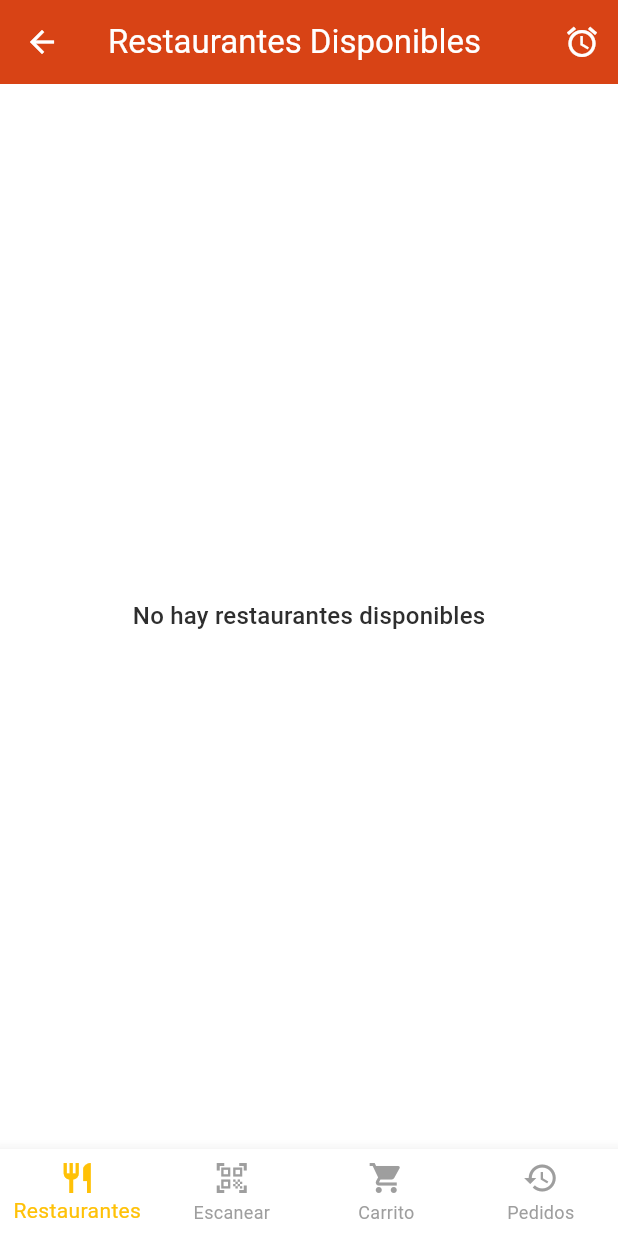
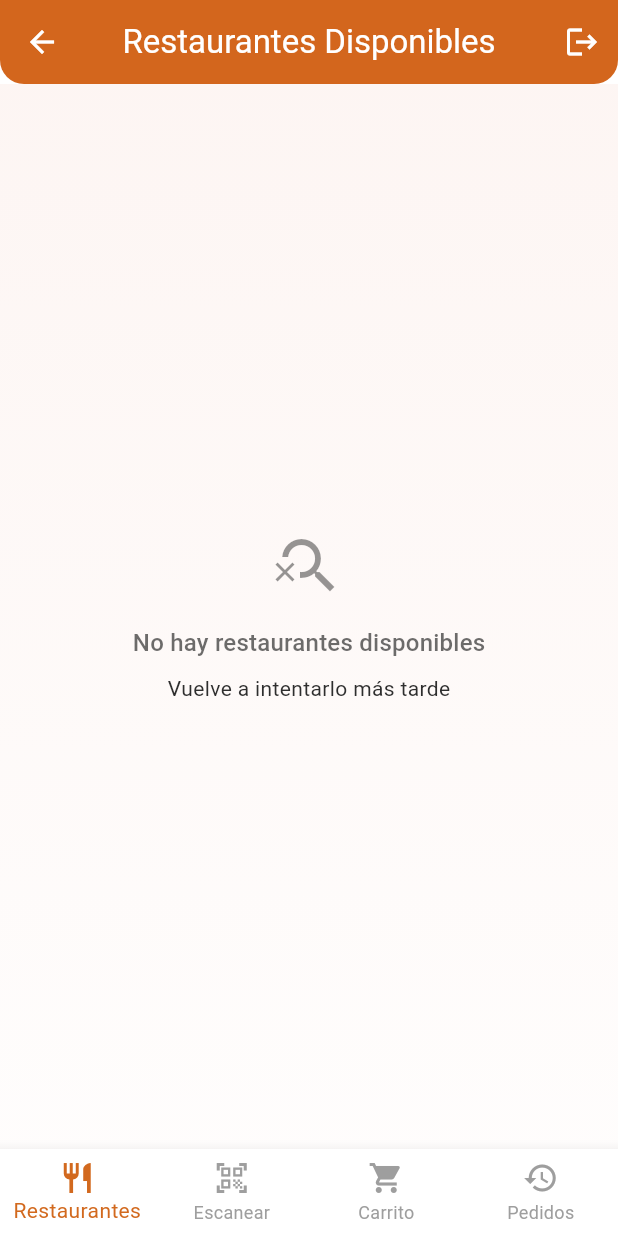
Before and after one commit to ArturoMD7/fast_order, a Flutter app: the RestaurantsScreen screen opened by its route, on a phone screen of 412 x 824 dp. Run offline on Flutter 3.47's test engine with Material 3 defaults, Android fonts, the phone set to English and light mode, and no system bars; our stand-ins replace fl_chart, flutter_dotenv, image_picker, qr_flutter, supabase_flutter; missing offline and left inert: mobile_scanner; accounts and stored records are empty.

Commit message:
mejora de interfaz cliente

```diff
--- a/lib/screens/auth/login_screen.dart
+++ b/lib/screens/auth/login_screen.dart
@@ -174,7 +174,7 @@ class _LoginScreenState extends State<LoginScreen> {
                       height: 100,
                     ),
                     Text(
-                      'Bienvenido a Fast Order',
+                      'Fast Order',
                       style: TextStyle(
                         fontSize: 28,
                         fontWeight: FontWeight.bold,
--- a/lib/screens/client/restaurants_screen.dart
+++ b/lib/screens/client/restaurants_screen.dart
@@ -1,11 +1,9 @@
-// lib/screens/restaurants/restaurant_list_screen.dart
 import 'package:fast_order/screens/client/restaurant_detail_screen.dart';
 import 'package:supabase_flutter/supabase_flutter.dart';
 import '../../services/restaurant_service.dart';
 import 'package:flutter/material.dart';
 import '../../models/restaurant.dart';
 import 'package:provider/provider.dart';
-// Asegúrate de que la ruta sea correcta
 
 class RestaurantsScreen extends StatefulWidget {
   const RestaurantsScreen({super.key});
@@ -31,7 +29,7 @@ class _RestaurantsScreenState extends State<RestaurantsScreen> {
       Navigator.pushReplacementNamed(context, '/login');
     } catch (e) {
       ScaffoldMessenger.of(context).showSnackBar(
-        SnackBar(content: Text(e.toString()), backgroundColor: Colors.red),
+        SnackBar(content: Text(e.toString()), backgroundColor: Color(0xFFD2691E)),
       );
     }
   }
@@ -44,27 +42,79 @@ class _RestaurantsScreenState extends State<RestaurantsScreen> {
     return Scaffold(
       appBar: AppBar(
         title: const Text('Restaurantes Disponibles'),
-        backgroundColor: colorScheme.primary,
+        centerTitle: true,
+        backgroundColor: Color(0xFFD2691E),
         foregroundColor: colorScheme.onPrimary,
+        elevation: 4,
+        shape: const RoundedRectangleBorder(
+          borderRadius: BorderRadius.vertical(
+            bottom: Radius.circular(16),
+          ),
+        ),
         actions: [
           IconButton(
             onPressed: () => _signOut(context),
-            icon: const Icon(Icons.access_alarm),
+            icon: const Icon(Icons.logout),
+            tooltip: 'Cerrar sesión',
           ),
         ],
       ),
-      body: FutureBuilder<List<Restaurant>>(
+      body: Container(
+        decoration: BoxDecoration(
+          gradient: LinearGradient(
+            begin: Alignment.topCenter,
+            end: Alignment.bottomCenter,
+            colors: [
+              colorScheme.primary.withOpacity(0.05),
+              colorScheme.primary.withOpacity(0.01),
+            ],
+          ),
+        ),
+        child: FutureBuilder<List<Restaurant>>(
           future: _restaurantsFuture,
           builder: (context, snapshot) {
             if (snapshot.connectionState == ConnectionState.waiting) {
-            return const Center(child: CircularProgressIndicator());
+              return Center(
+                child: Column(
+                  mainAxisAlignment: MainAxisAlignment.center,
+                  children: [
+                    const CircularProgressIndicator(),
+                    const SizedBox(height: 16),
+                    Text(
+                      'Cargando restaurantes...',
+                      style: theme.textTheme.bodyLarge,
+                    ),
+                  ],
+                ),
+              );
             }
 
             if (snapshot.hasError) {
               return Center(
-              child: Text(
-                'Error al cargar restaurantes: ${snapshot.error}',
-                style: theme.textTheme.bodyLarge?.copyWith(color: Colors.red),
+                child: Column(
+                  mainAxisAlignment: MainAxisAlignment.center,
+                  children: [
+                    Icon(Icons.error_outline, size: 48, color: colorScheme.error),
+                    const SizedBox(height: 16),
+                    Text(
+                      'Error al cargar restaurantes',
+                      style: theme.textTheme.titleMedium?.copyWith(
+                        color: colorScheme.error,
+                      ),
+                    ),
+                    Text(
+                      '${snapshot.error}',
+                      textAlign: TextAlign.center,
+                      style: theme.textTheme.bodyMedium,
+                    ),
+                    const SizedBox(height: 16),
+                    ElevatedButton(
+                      onPressed: () => setState(() {
+                        _restaurantsFuture = _restaurantService.getRestaurants();
+                      }),
+                      child: const Text('Reintentar'),
+                    ),
+                  ],
                 ),
               );
             }
@@ -73,41 +123,40 @@ class _RestaurantsScreenState extends State<RestaurantsScreen> {
 
             if (restaurants.isEmpty) {
               return Center(
-              child: Text(
+                child: Column(
+                  mainAxisAlignment: MainAxisAlignment.center,
+                  children: [
+                    Icon(Icons.search_off, size: 48, color: colorScheme.onSurface.withOpacity(0.5)),
+                    const SizedBox(height: 16),
+                    Text(
                       'No hay restaurantes disponibles',
-                style: theme.textTheme.titleMedium,
+                      style: theme.textTheme.titleMedium?.copyWith(
+                        color: colorScheme.onSurface.withOpacity(0.7),
+                      ),
+                    ),
+                    const SizedBox(height: 8),
+                    Text(
+                      'Vuelve a intentarlo más tarde',
+                      style: theme.textTheme.bodyMedium,
+                    ),
+                  ],
                 ),
               );
             }
 
-          return ListView.builder(
+            return ListView.separated(
               padding: const EdgeInsets.all(16),
               itemCount: restaurants.length,
+              separatorBuilder: (context, index) => const SizedBox(height: 12),
               itemBuilder: (context, index) {
                 final restaurant = restaurants[index];
                 return Card(
                   elevation: 2,
-                margin: const EdgeInsets.only(bottom: 16),
                   shape: RoundedRectangleBorder(
                     borderRadius: BorderRadius.circular(12),
                   ),
-                child: ListTile(
-                  contentPadding: const EdgeInsets.all(16),
-                  leading: const Icon(Icons.restaurant, size: 40),
-                  title: Text(
-                    restaurant.nombre,
-                    style: theme.textTheme.titleMedium?.copyWith(
-                      fontWeight: FontWeight.bold,
-                    ),
-                  ),
-                  subtitle: restaurant.description != null
-                      ? Text(
-                          restaurant.description!,
-                          maxLines: 2,
-                          overflow: TextOverflow.ellipsis,
-                        )
-                      : null,
-                  trailing: const Icon(Icons.chevron_right),
+                  child: InkWell(
+                    borderRadius: BorderRadius.circular(12),
                     onTap: () {
                       Navigator.push(
                         context,
@@ -119,12 +168,63 @@ class _RestaurantsScreenState extends State<RestaurantsScreen> {
                         ),
                       );
                     },
+                    child: Padding(
+                      padding: const EdgeInsets.all(16),
+                      child: Row(
+                        children: [
+                          Container(
+                            width: 60,
+                            height: 60,
+                            decoration: BoxDecoration(
+                              color: colorScheme.primary.withOpacity(0.1),
+                              borderRadius: BorderRadius.circular(12),
+                            ),
+                            child: Icon(
+                              Icons.restaurant,
+                              size: 32,
+                              color: colorScheme.primary,
+                            ),
+                          ),
+                          const SizedBox(width: 16),
+                          Expanded(
+                            child: Column(
+                              crossAxisAlignment: CrossAxisAlignment.start,
+                              children: [
+                                Text(
+                                  restaurant.nombre,
+                                  style: theme.textTheme.titleMedium?.copyWith(
+                                    fontWeight: FontWeight.bold,
+                                    color: colorScheme.onSurface,
+                                  ),
+                                ),
+                                if (restaurant.description != null) ...[
+                                  const SizedBox(height: 4),
+                                  Text(
+                                    restaurant.description!,
+                                    maxLines: 2,
+                                    overflow: TextOverflow.ellipsis,
+                                    style: theme.textTheme.bodyMedium?.copyWith(
+                                      color: colorScheme.onSurface.withOpacity(0.7),
+                                    ),
+                                  ),
+                                ],
+                              ],
+                            ),
+                          ),
+                          Icon(
+                            Icons.chevron_right,
+                            color: colorScheme.onSurface.withOpacity(0.5),
+                          ),
+                        ],
+                      ),
+                    ),
                   ),
                 );
               },
             );
           },
         ),
+      ),
     );
   }
 }
--- a/lib/widgets/common/admin_navbar.dart
+++ b/lib/widgets/common/admin_navbar.dart
@@ -12,10 +12,11 @@ class AdminNavBar extends StatelessWidget {
 
   @override
   Widget build(BuildContext context) {
+    final primaryColor = const Color(0xFFD2691E);
     return BottomNavigationBar(
       currentIndex: currentIndex,
       onTap: onTap,
-      selectedItemColor: Colors.amber, // Color ámbar para ícono y texto seleccionado
+      selectedItemColor: primaryColor, // Color ámbar para ícono y texto seleccionado
       unselectedItemColor: Colors.grey, // Color gris para ícono y texto no seleccionado
       showSelectedLabels: true, // Asegura que el texto seleccionado se muestre
       showUnselectedLabels: true, // Asegura que el texto no seleccionado se muestre
--- a/lib/widgets/common/client_navbar.dart
+++ b/lib/widgets/common/client_navbar.dart
@@ -1,4 +1,5 @@
 import 'package:flutter/material.dart';
+import '../utils/theme.dart';
 
 class ClientNavBar extends StatelessWidget {
   final int currentIndex;
@@ -12,10 +13,15 @@ class ClientNavBar extends StatelessWidget {
 
   @override
   Widget build(BuildContext context) {
+
+    final primaryColor = const Color(0xFFD2691E);
+    final secondaryColor = const Color(0xFFF4A460);
+    final backgroundColor = const Color(0xFFFFF8F0);
+
     return BottomNavigationBar(
       currentIndex: currentIndex,
       onTap: onTap,
-      selectedItemColor: Colors.amber, // Color ámbar para ícono y texto seleccionado
+      selectedItemColor: primaryColor , // Color ámbar para ícono y texto seleccionado
       unselectedItemColor: Colors.grey, // Color gris para ícono y texto no seleccionado
       showSelectedLabels: true, // Mostrar texto del ítem seleccionado
       showUnselectedLabels: true, // Mostrar texto de ítems no seleccionados
--- a/lib/widgets/common/worker_navbar.dart
+++ b/lib/widgets/common/worker_navbar.dart
@@ -12,10 +12,11 @@ class WorkerNavBar extends StatelessWidget {
 
   @override
   Widget build(BuildContext context) {
+    final primaryColor = const Color(0xFFD2691E);
     return BottomNavigationBar(
       currentIndex: currentIndex,
       onTap: onTap,
-      selectedItemColor: Colors.amber, // Color ámbar para ítem seleccionado
+      selectedItemColor: primaryColor, // Color ámbar para ítem seleccionado
       unselectedItemColor: Colors.grey, // Color gris para ítem no seleccionado
       showSelectedLabels: true, // Mostrar texto del ítem seleccionado
       showUnselectedLabels: true, // Mostrar texto de ítems no seleccionados
--- /dev/null
+++ b/lib/widgets/utils/theme.dart
@@ -0,0 +1 @@
+// TODO Implement this library.
```
Also changed, not shown: lib/utils/theme.dart (+29 -0 lines), pubspec.lock. Lines whose indentation alone changed are shown as unchanged.
